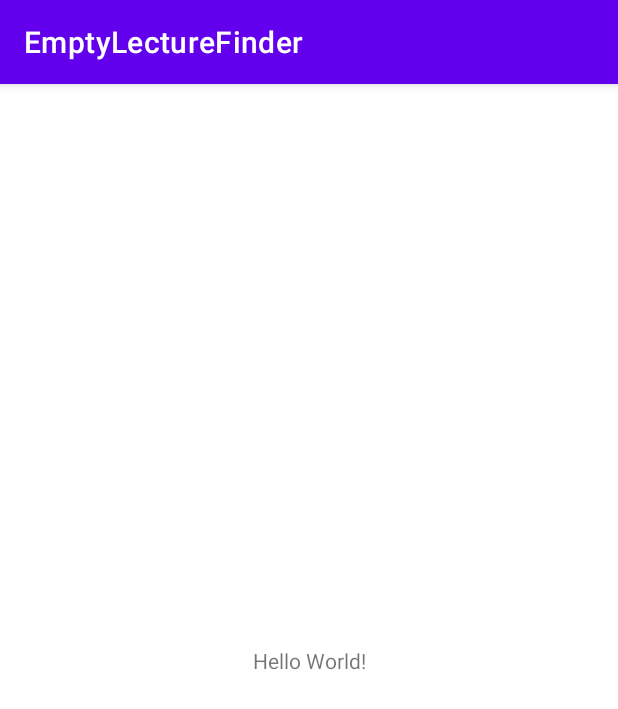
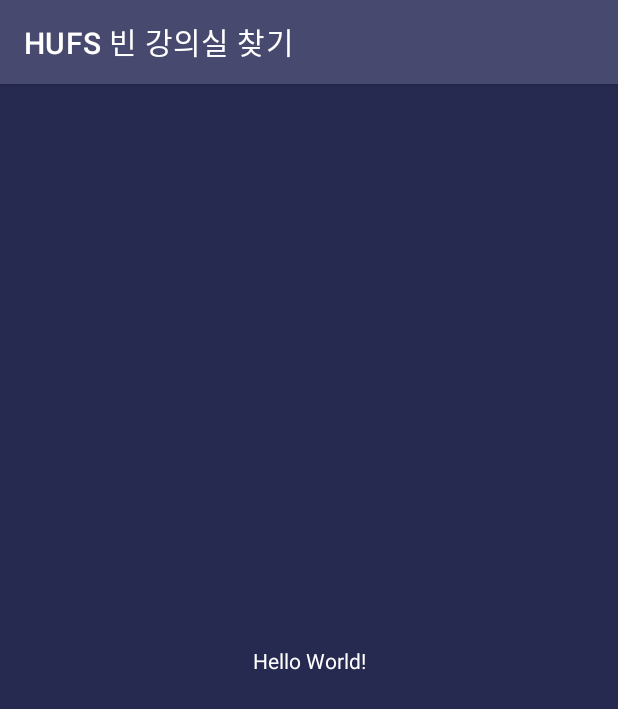
Before and after one commit to leestana01/OSS-6team, an Android app: the screen it shows after launch (MainActivity), on a phone screen of 412 x 824 dp. Shown: the top 709 px of the screen. Run offline under Robolectric (Android 15) with nearby library versions, the phone set to English and light mode, and no system bars.

Commit message:
최초 공유 세팅

```diff
--- a/app/build.gradle
+++ b/app/build.gradle
@@ -5,12 +5,12 @@ plugins {
 
 android {
     namespace 'com.oss6team.emptylecturefinder'
-    compileSdk 32
+    compileSdk 33
 
     defaultConfig {
         applicationId "com.oss6team.emptylecturefinder"
         minSdk 21
-        targetSdk 32
+        targetSdk 33
         versionCode 1
         versionName "1.0"
 
--- a/app/src/main/java/com/oss6team/emptylecturefinder/MainActivity.kt
+++ b/app/src/main/java/com/oss6team/emptylecturefinder/MainActivity.kt
@@ -2,10 +2,12 @@ package com.oss6team.emptylecturefinder
 
 import androidx.appcompat.app.AppCompatActivity
 import android.os.Bundle
+import androidx.appcompat.app.AppCompatDelegate
 
 class MainActivity : AppCompatActivity() {
     override fun onCreate(savedInstanceState: Bundle?) {
         super.onCreate(savedInstanceState)
+        AppCompatDelegate.setDefaultNightMode(AppCompatDelegate.MODE_NIGHT_NO) //다크모드 비활성화
         setContentView(R.layout.activity_main)
     }
 }
--- a/app/src/main/res/layout/activity_main.xml
+++ b/app/src/main/res/layout/activity_main.xml
@@ -4,12 +4,14 @@
     xmlns:tools="http://schemas.android.com/tools"
     android:layout_width="match_parent"
     android:layout_height="match_parent"
+    android:background="@color/Main"
     tools:context=".MainActivity">
 
     <TextView
         android:layout_width="wrap_content"
         android:layout_height="wrap_content"
         android:text="Hello World!"
+        android:textColor="@color/white"
         app:layout_constraintBottom_toBottomOf="parent"
         app:layout_constraintEnd_toEndOf="parent"
         app:layout_constraintStart_toStartOf="parent"
--- a/app/src/main/res/values-night/themes.xml
+++ /dev/null
@@ -1,16 +0,0 @@
-<resources xmlns:tools="http://schemas.android.com/tools">
-    <!-- Base application theme. -->
-    <style name="Theme.EmptyLectureFinder" parent="Theme.MaterialComponents.DayNight.DarkActionBar">
-        <!-- Primary brand color. -->
-        <item name="colorPrimary">@color/purple_200</item>
-        <item name="colorPrimaryVariant">@color/purple_700</item>
-        <item name="colorOnPrimary">@color/black</item>
-        <!-- Secondary brand color. -->
-        <item name="colorSecondary">@color/teal_200</item>
-        <item name="colorSecondaryVariant">@color/teal_200</item>
-        <item name="colorOnSecondary">@color/black</item>
-        <!-- Status bar color. -->
-        <item name="android:statusBarColor">?attr/colorPrimaryVariant</item>
-        <!-- Customize your theme here. -->
-    </style>
-</resources>
--- a/app/src/main/res/values/colors.xml
+++ b/app/src/main/res/values/colors.xml
@@ -1,10 +1,11 @@
 <?xml version="1.0" encoding="utf-8"?>
 <resources>
-    <color name="purple_200">#FFBB86FC</color>
-    <color name="purple_500">#FF6200EE</color>
-    <color name="purple_700">#FF3700B3</color>
-    <color name="teal_200">#FF03DAC5</color>
-    <color name="teal_700">#FF018786</color>
     <color name="black">#FF000000</color>
     <color name="white">#FFFFFFFF</color>
+
+    <color name="TitleBar">#474A6E</color>
+    <color name="TitleBar2">#3F4367</color>
+    <color name="Main">#262A50</color>
+    <color name="Main2">#1F2243</color>
+    <color name="Object">#323657</color>
 </resources>
--- a/app/src/main/res/values/strings.xml
+++ b/app/src/main/res/values/strings.xml
@@ -1,3 +1,3 @@
 <resources>
-    <string name="app_name">EmptyLectureFinder</string>
+    <string name="app_name">HUFS 빈 강의실 찾기</string>
 </resources>
--- a/app/src/main/res/values/themes.xml
+++ b/app/src/main/res/values/themes.xml
@@ -2,12 +2,12 @@
     <!-- Base application theme. -->
     <style name="Theme.EmptyLectureFinder" parent="Theme.MaterialComponents.DayNight.DarkActionBar">
         <!-- Primary brand color. -->
-        <item name="colorPrimary">@color/purple_500</item>
-        <item name="colorPrimaryVariant">@color/purple_700</item>
+        <item name="colorPrimary">@color/TitleBar</item>
+        <item name="colorPrimaryVariant">@color/TitleBar2</item>
         <item name="colorOnPrimary">@color/white</item>
         <!-- Secondary brand color. -->
-        <item name="colorSecondary">@color/teal_200</item>
-        <item name="colorSecondaryVariant">@color/teal_700</item>
+        <item name="colorSecondary">@color/Main</item>
+        <item name="colorSecondaryVariant">@color/Main2</item>
         <item name="colorOnSecondary">@color/black</item>
         <!-- Status bar color. -->
         <item name="android:statusBarColor">?attr/colorPrimaryVariant</item>
```
Also changed, not shown: app/src/main/AndroidManifest.xml (+28 -0 lines), app/src/main/java/com/oss6team/emptylecturefinder/CheckBuilding.kt (added, +11 -0 lines), app/src/main/java/com/oss6team/emptylecturefinder/CheckTime.kt (added, +11 -0 lines), app/src/main/java/com/oss6team/emptylecturefinder/Criteria.kt (added, +11 -0 lines), app/src/main/java/com/oss6team/emptylecturefinder/LectureFound.kt (added, +11 -0 lines), app/src/main/res/layout/activity_check_building.xml (added, +10 -0 lines), app/src/main/res/layout/activity_check_time.xml (added, +10 -0 lines), app/src/main/res/layout/activity_criteria.xml (added, +10 -0 lines), app/src/main/res/layout/activity_lecture_found.xml (added, +10 -0 lines).
